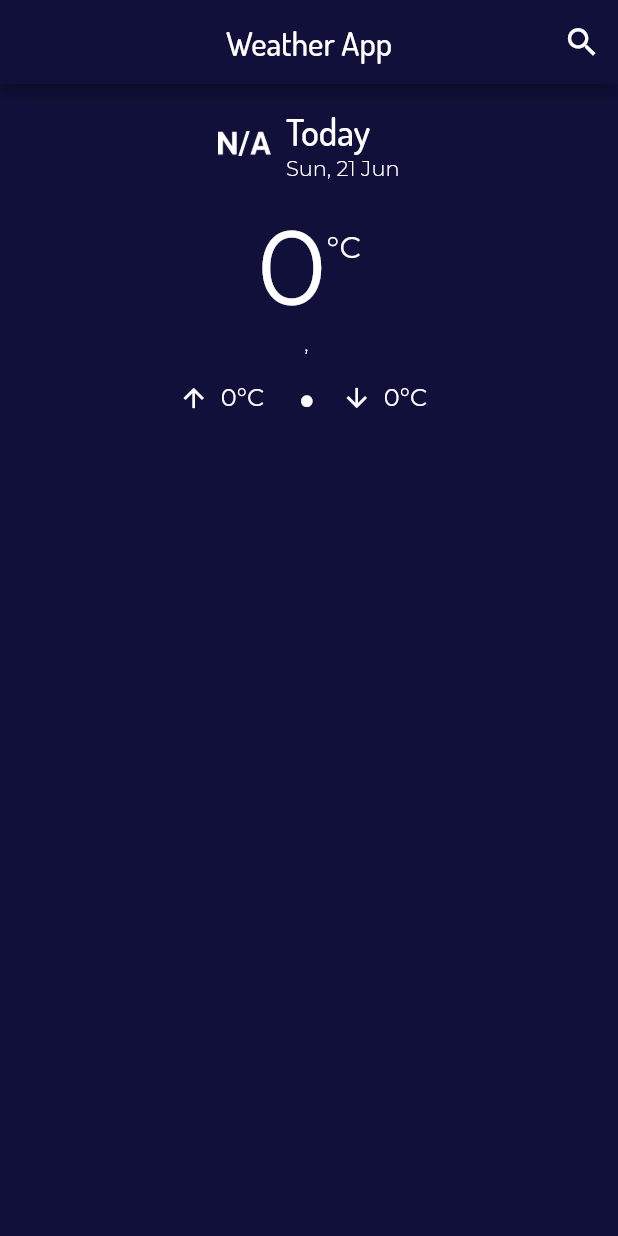
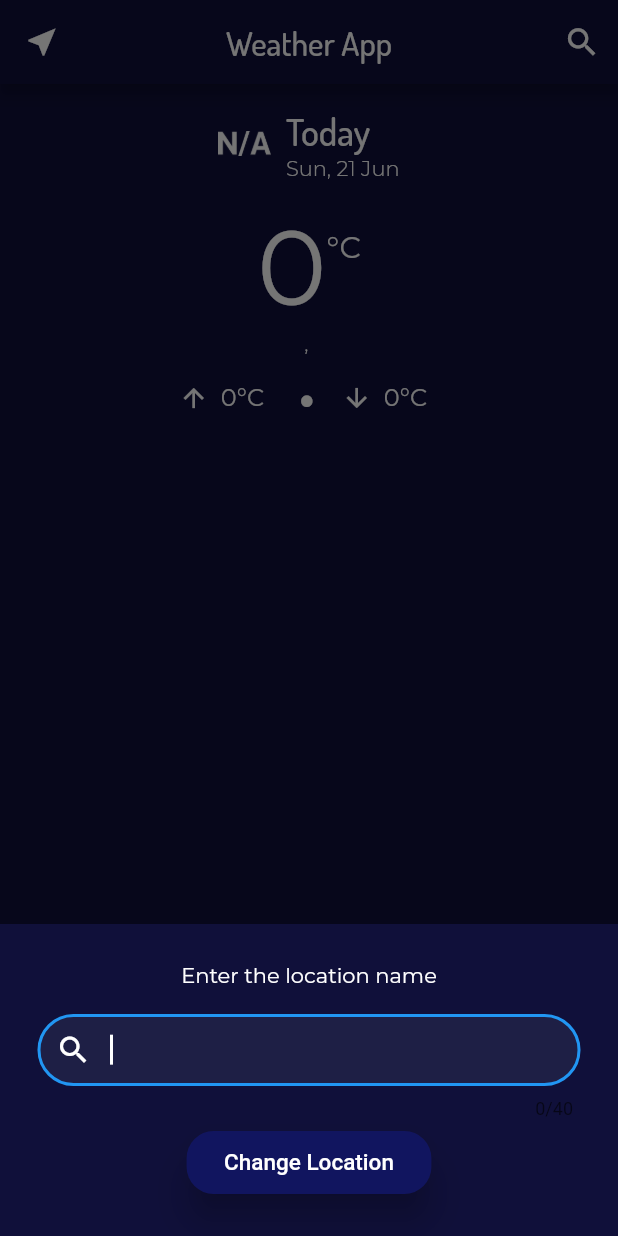
Before and after one commit to tranvanphuchuy/WeatherApp-Flutter, a Flutter app: the screen it shows after launch, after a tap on the "search" icon, on a phone screen of 412 x 824 dp. Run offline on Flutter 3.47's test engine with Material 2 defaults, Android fonts, the phone set to English and light mode, and no system bars; our stand-ins replace flutter_dotenv, geolocator, loading_indicator; network calls fail.

Commit message:
Change location UI changed

```diff
--- /dev/null
+++ b/lib/screens/change_location_screen.dart
@@ -0,0 +1,71 @@
+import 'package:flutter/material.dart';
+import 'package:weatherApp_rffrench/utilities/constants.dart';
+
+class ChangeLocationScreen extends StatelessWidget {
+  final Function changeLocationCallback;
+  TextEditingController _textFieldController = TextEditingController();
+
+  ChangeLocationScreen({@required this.changeLocationCallback});
+
+  @override
+  Widget build(BuildContext context) {
+    return Container(
+      // First container which is invisible
+      color: kPrimaryBlueColor,
+      child: Container(
+        padding: EdgeInsets.all(25),
+        decoration: BoxDecoration(
+          color: kPrimaryBlueColor,
+          borderRadius: BorderRadius.only(
+            topLeft: Radius.circular(20),
+            topRight: Radius.circular(20),
+          ),
+        ),
+        child: Column(
+          children: <Widget>[
+            Text('Enter the location name'),
+            Padding(
+              padding: const EdgeInsets.only(top: 18.0, bottom: 5),
+              child: TextField(
+                cursorColor: Colors.white,
+                controller: _textFieldController,
+                autofocus: true,
+                maxLength: 40,
+                textCapitalization: TextCapitalization.words,
+                style: TextStyle(color: Colors.white, fontFamily: 'Dosis'),
+                decoration: InputDecoration(
+                  prefixIcon: Icon(
+                    Icons.search,
+                    color: Colors.white,
+                  ),
+                  filled: true,
+                  fillColor: kWeatherCardColor,
+                  contentPadding: EdgeInsets.all(5),
+                  border: OutlineInputBorder(
+                    borderRadius: BorderRadius.all(
+                      Radius.circular(80),
+                    ),
+                  ),
+                ),
+              ),
+            ),
+            RaisedButton(
+              color: kButtonBlueColor,
+              elevation: 10,
+              padding: EdgeInsets.symmetric(horizontal: 25, vertical: 12),
+              shape: RoundedRectangleBorder(
+                borderRadius: BorderRadius.circular(18.0),
+              ),
+              textColor: Colors.white,
+              child: Text(
+                'Change Location',
+                style: TextStyle(fontSize: 15),
+              ),
+              onPressed: () {},
+            ),
+          ],
+        ),
+      ),
+    );
+  }
+}
--- a/lib/screens/main_screen.dart
+++ b/lib/screens/main_screen.dart
@@ -3,6 +3,7 @@ import 'package:geolocator/geolocator.dart';
 import 'package:weatherApp_rffrench/models/daily_weather.dart';
 import 'package:weatherApp_rffrench/models/location.dart';
 import 'package:weatherApp_rffrench/models/weather.dart';
+import 'package:weatherApp_rffrench/screens/change_location_screen.dart';
 import 'package:weatherApp_rffrench/utilities/constants.dart';
 import 'package:weatherApp_rffrench/widgets/daily_weather_card.dart';
 
@@ -114,6 +115,11 @@ class _MainScreenState extends State<MainScreen> {
           'Weather App',
           style: TextStyle(fontFamily: 'Dosis', fontSize: 22),
         ),
+        leading: IconButton(
+          icon: Icon(Icons.near_me),
+          color: Colors.white,
+          onPressed: () {},
+        ),
         actions: <Widget>[
           IconButton(
               icon: Icon(
@@ -122,7 +128,19 @@ class _MainScreenState extends State<MainScreen> {
                 size: 25,
               ),
               onPressed: () {
-                print('search button');
+                showModalBottomSheet(
+                  context: context,
+                  isScrollControlled: true,
+                  builder: (BuildContext context) => SingleChildScrollView(
+                    child: Container(
+                      padding: EdgeInsets.only(
+                          bottom: MediaQuery.of(context).viewInsets.bottom),
+                      child: ChangeLocationScreen(
+                        changeLocationCallback: (String newLocation) {},
+                      ),
+                    ),
+                  ),
+                );
               }),
         ],
         automaticallyImplyLeading: false,
--- a/lib/utilities/constants.dart
+++ b/lib/utilities/constants.dart
@@ -28,5 +28,6 @@ const kMonths = {
 
 const Color kPrimaryBlueColor = Color(0xFF10103A);
 const Color kWeatherCardColor = Color(0xFF1E1F45);
+const Color kButtonBlueColor = Color(0xFF11155F);
 const TextStyle kMaxTempStyle = TextStyle(fontSize: 15);
 const TextStyle kMinTempStyle = TextStyle(fontSize: 15, color: Colors.white54);
```
